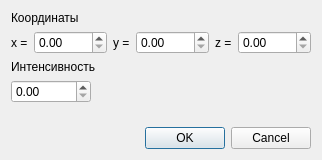
Above: AddLightDialog.ui from ilotXXI/RayBacktrace before the change. Below: the same form after it.
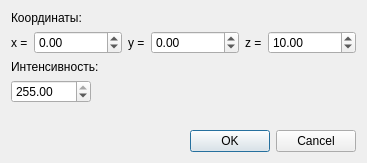
That is the form after the change.

Commit message: Improved light setup in AddLightDialog and EditSceneDialog.

Patch:
```diff
--- a/AddLightDialog.ui
+++ b/AddLightDialog.ui
@@ -7,7 +7,7 @@
     <x>0</x>
     <y>0</y>
     <width>322</width>
-    <height>160</height>
+    <height>163</height>
    </rect>
   </property>
   <property name="windowTitle">
@@ -17,7 +17,7 @@
    <item>
     <widget class="QLabel" name="label">
      <property name="text">
-      <string>Координаты</string>
+      <string>Координаты:</string>
      </property>
     </widget>
    </item>
@@ -37,7 +37,17 @@
       </widget>
      </item>
      <item>
-      <widget class="QDoubleSpinBox" name="xSpin"/>
+      <widget class="QDoubleSpinBox" name="xSpin">
+       <property name="minimum">
+        <double>-100000.000000000000000</double>
+       </property>
+       <property name="maximum">
+        <double>100000.000000000000000</double>
+       </property>
+       <property name="singleStep">
+        <double>10.000000000000000</double>
+       </property>
+      </widget>
      </item>
      <item>
       <widget class="QLabel" name="label_3">
@@ -53,7 +63,17 @@
       </widget>
      </item>
      <item>
-      <widget class="QDoubleSpinBox" name="ySpin"/>
+      <widget class="QDoubleSpinBox" name="ySpin">
+       <property name="minimum">
+        <double>-100000.000000000000000</double>
+       </property>
+       <property name="maximum">
+        <double>100000.000000000000000</double>
+       </property>
+       <property name="singleStep">
+        <double>10.000000000000000</double>
+       </property>
+      </widget>
      </item>
      <item>
       <widget class="QLabel" name="label_4">
@@ -69,7 +89,20 @@
       </widget>
      </item>
      <item>
-      <widget class="QDoubleSpinBox" name="zSpin"/>
+      <widget class="QDoubleSpinBox" name="zSpin">
+       <property name="minimum">
+        <double>-100000.000000000000000</double>
+       </property>
+       <property name="maximum">
+        <double>100000.000000000000000</double>
+       </property>
+       <property name="singleStep">
+        <double>10.000000000000000</double>
+       </property>
+       <property name="value">
+        <double>10.000000000000000</double>
+       </property>
+      </widget>
      </item>
     </layout>
    </item>
@@ -82,7 +115,7 @@
       </sizepolicy>
      </property>
      <property name="text">
-      <string>Интенсивность</string>
+      <string>Интенсивность:</string>
      </property>
     </widget>
    </item>
@@ -100,6 +133,18 @@
        <height>0</height>
       </size>
      </property>
+     <property name="minimum">
+      <double>0.010000000000000</double>
+     </property>
+     <property name="maximum">
+      <double>255.000000000000000</double>
+     </property>
+     <property name="singleStep">
+      <double>0.100000000000000</double>
+     </property>
+     <property name="value">
+      <double>255.000000000000000</double>
+     </property>
     </widget>
    </item>
    <item>
```
The commit also changes 6 other files.
